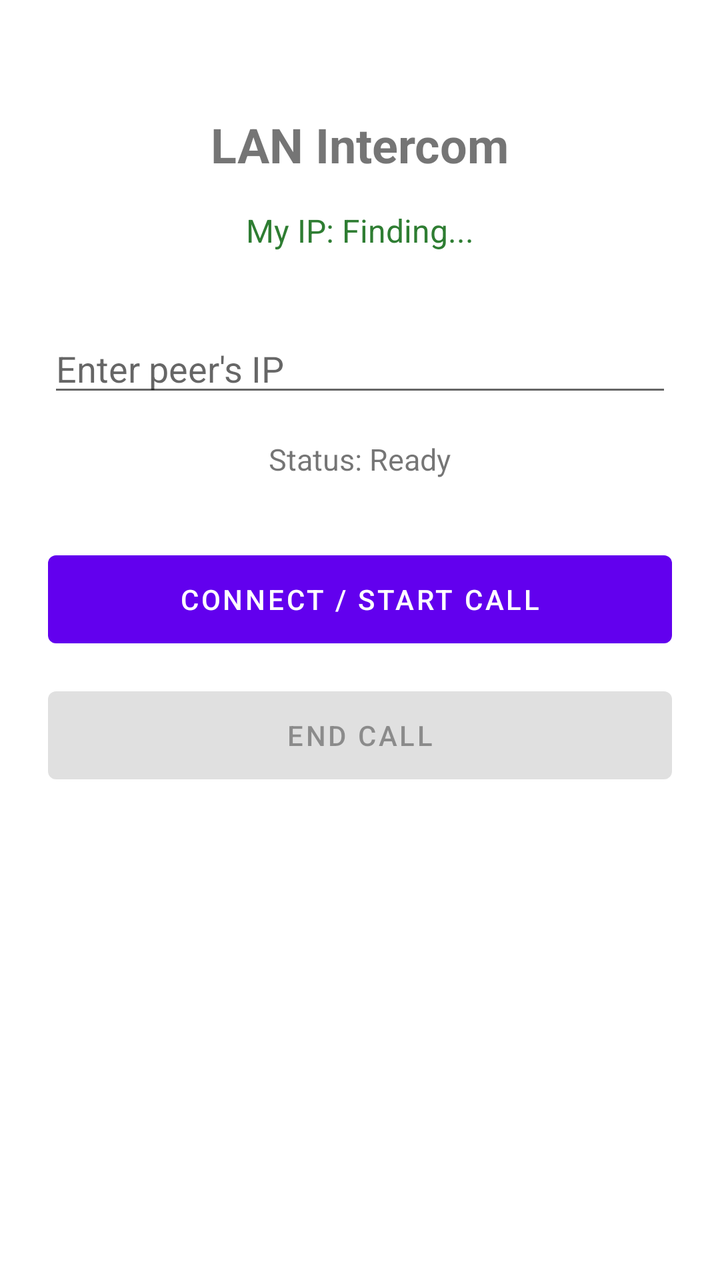
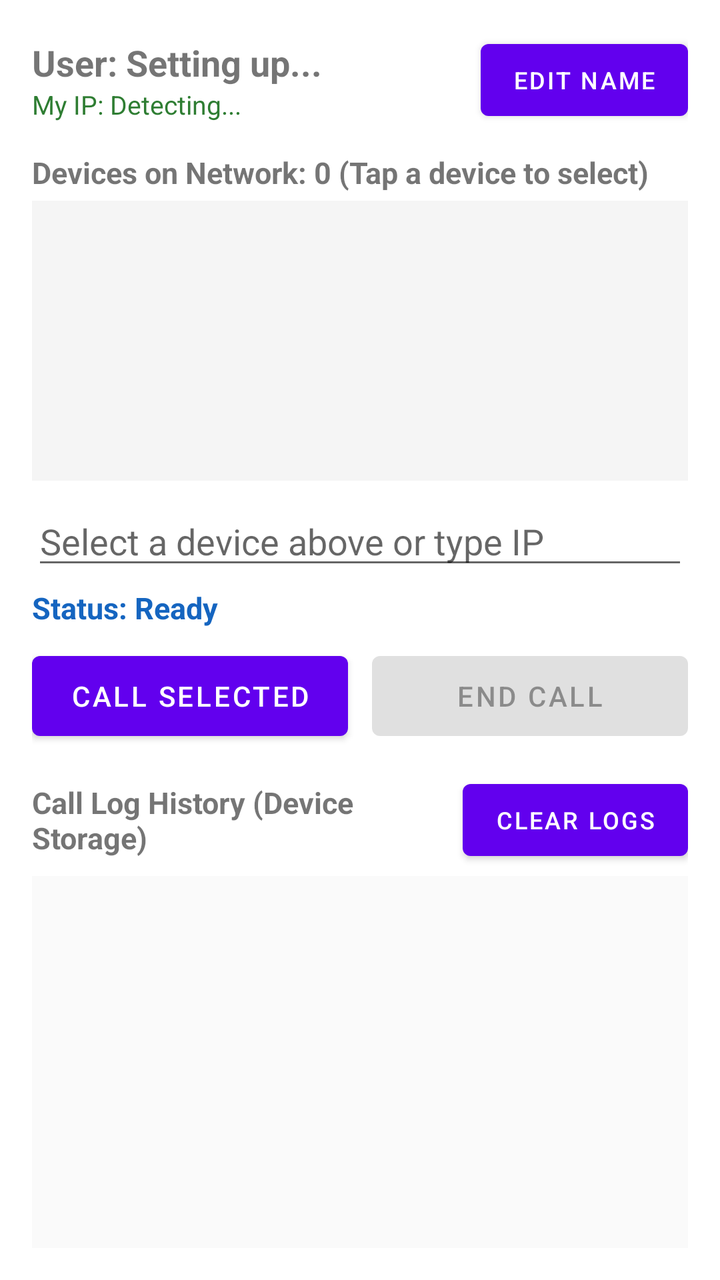

The first picture is an Android layout as it rendered before a commit; the second is the same layout after the commit. The layout source and the unified diff follow.
<!-- AndroidManifest.xml: application theme Theme.MaterialComponents.DayNight.NoActionBar -->
<!-- res/layout/activity_main.xml -->
<?xml version="1.0" encoding="utf-8"?>
<LinearLayout xmlns:android="http://schemas.android.com/apk/res/android"
    android:layout_width="match_parent"
    android:layout_height="match_parent"
    android:orientation="vertical"
    android:padding="24dp"
    android:gravity="center_horizontal">

    <TextView
        android:id="@+id/tvTitle"
        android:layout_width="wrap_content"
        android:layout_height="wrap_content"
        android:text="LAN Intercom"
        android:textSize="24sp"
        android:textStyle="bold"
        android:layout_marginTop="32dp" />

    <TextView
        android:id="@+id/tvMyIp"
        android:layout_width="wrap_content"
        android:layout_height="wrap_content"
        android:text="My IP: Finding..."
        android:textSize="16sp"
        android:textColor="#2E7D32"
        android:layout_marginTop="16dp" />

    <EditText
        android:id="@+id/etTargetIp"
        android:layout_width="match_parent"
        android:layout_height="wrap_content"
        android:hint="Enter peer's IP"
        android:inputType="number|numberDecimal"
        android:digits="0123456789."
        android:layout_marginTop="36dp" />

    <TextView
        android:id="@+id/tvStatus"
        android:layout_width="wrap_content"
        android:layout_height="wrap_content"
        android:text="Status: Ready"
        android:textSize="15sp"
        android:layout_marginTop="16dp" />

    <Button
        android:id="@+id/btnCall"
        android:layout_width="match_parent"
        android:layout_height="56dp"
        android:text="Connect / Start Call"
        android:layout_marginTop="32dp" />

    <Button
        android:id="@+id/btnEndCall"
        android:layout_width="match_parent"
        android:layout_height="56dp"
        android:text="End Call"
        android:enabled="false"
        android:layout_marginTop="12dp" />
</LinearLayout>
<!-- resources referenced by this layout -->
<resources>

</resources>

<!-- the commit's change to res/layout/activity_main.xml (unified diff, before → after) -->
@@ -3,56 +3,137 @@
     android:layout_width="match_parent"
     android:layout_height="match_parent"
     android:orientation="vertical"
-    android:padding="24dp"
-    android:gravity="center_horizontal">
+    android:padding="16dp">
 
+    
+    <LinearLayout
+        android:layout_width="match_parent"
+        android:layout_height="wrap_content"
+        android:orientation="horizontal"
+        android:gravity="center_vertical">
+
+        <LinearLayout
+            android:layout_width="0dp"
+            android:layout_height="wrap_content"
+            android:layout_weight="1"
+            android:orientation="vertical">
+
+            <TextView
+                android:id="@+id/tvUsername"
+                android:layout_width="wrap_content"
+                android:layout_height="wrap_content"
+                android:text="User: Setting up..."
+                android:textSize="18sp"
+                android:textStyle="bold" />
+
+            <TextView
+                android:id="@+id/tvMyIp"
+                android:layout_width="wrap_content"
+                android:layout_height="wrap_content"
+                android:text="My IP: Detecting..."
+                android:textSize="13sp"
+                android:textColor="#2E7D32" />
+        </LinearLayout>
+
+        <Button
+            android:id="@+id/btnChangeName"
+            android:layout_width="wrap_content"
+            android:layout_height="wrap_content"
+            android:text="Edit Name"
+            android:textSize="12sp" />
+    </LinearLayout>
+
+    
     <TextView
-        android:id="@+id/tvTitle"
-        android:layout_width="wrap_content"
+        android:id="@+id/tvDeviceCount"
+        android:layout_width="match_parent"
         android:layout_height="wrap_content"
-        android:text="LAN Intercom"
-        android:textSize="24sp"
+        android:text="Devices on Network: 0 (Tap a device to select)"
         android:textStyle="bold"
-        android:layout_marginTop="32dp" />
+        android:textSize="15sp"
+        android:layout_marginTop="12dp" />
 
-    <TextView
-        android:id="@+id/tvMyIp"
-        android:layout_width="wrap_content"
-        android:layout_height="wrap_content"
-        android:text="My IP: Finding..."
-        android:textSize="16sp"
-        android:textColor="#2E7D32"
-        android:layout_marginTop="16dp" />
+    <ListView
+        android:id="@+id/lvDevices"
+        android:layout_width="match_parent"
+        android:layout_height="140dp"
+        android:background="#F5F5F5"
+        android:layout_marginTop="4dp" />
 
+    
     <EditText
         android:id="@+id/etTargetIp"
         android:layout_width="match_parent"
         android:layout_height="wrap_content"
-        android:hint="Enter peer's IP"
-        android:inputType="number|numberDecimal"
-        android:digits="0123456789."
-        android:layout_marginTop="36dp" />
+        android:hint="Select a device above or type IP"
+        android:inputType="text"
+        android:layout_marginTop="8dp" />
 
     <TextView
         android:id="@+id/tvStatus"
-        android:layout_width="wrap_content"
+        android:layout_width="match_parent"
         android:layout_height="wrap_content"
         android:text="Status: Ready"
         android:textSize="15sp"
-        android:layout_marginTop="16dp" />
+        android:textStyle="bold"
+        android:textColor="#1565C0"
+        android:layout_marginTop="4dp" />
 
-    <Button
-        android:id="@+id/btnCall"
+    
+    <LinearLayout
         android:layout_width="match_parent"
-        android:layout_height="56dp"
-        android:text="Connect / Start Call"
-        android:layout_marginTop="32dp" />
+        android:layout_height="wrap_content"
+        android:orientation="horizontal"
+        android:layout_marginTop="8dp">
 
-    <Button
-        android:id="@+id/btnEndCall"
+        <Button
+            android:id="@+id/btnCall"
+            android:layout_width="0dp"
+            android:layout_height="52dp"
+            android:layout_weight="1"
+            android:text="Call Selected"
+            android:layout_marginEnd="6dp" />
+
+        <Button
+            android:id="@+id/btnEndCall"
+            android:layout_width="0dp"
+            android:layout_height="52dp"
+            android:layout_weight="1"
+            android:text="End Call"
+            android:enabled="false"
+            android:layout_marginStart="6dp" />
+    </LinearLayout>
+
+    
+    <LinearLayout
         android:layout_width="match_parent"
-        android:layout_height="56dp"
-        android:text="End Call"
-        android:enabled="false"
-        android:layout_marginTop="12dp" />
+        android:layout_height="wrap_content"
+        android:orientation="horizontal"
+        android:gravity="center_vertical"
+        android:layout_marginTop="12dp">
+
+        <TextView
+            android:layout_width="0dp"
+            android:layout_height="wrap_content"
+            android:layout_weight="1"
+            android:text="Call Log History (Device Storage)"
+            android:textStyle="bold"
+            android:textSize="15sp" />
+
+        <Button
+            android:id="@+id/btnClearLogs"
+            android:layout_width="wrap_content"
+            android:layout_height="wrap_content"
+            android:text="Clear Logs"
+            android:textSize="12sp" />
+    </LinearLayout>
+
+    <ListView
+        android:id="@+id/lvCallLogs"
+        android:layout_width="match_parent"
+        android:layout_height="0dp"
+        android:layout_weight="1"
+        android:background="#FAFAFA"
+        android:layout_marginTop="4dp" />
+
 </LinearLayout>
